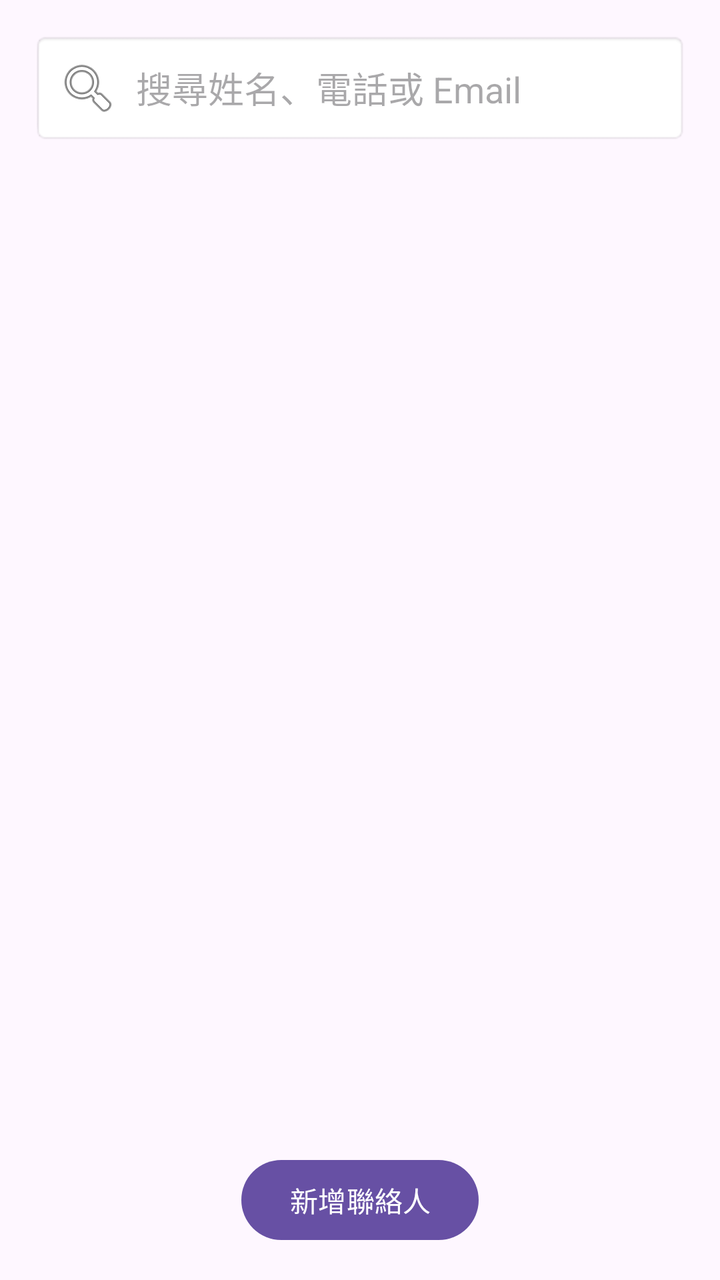
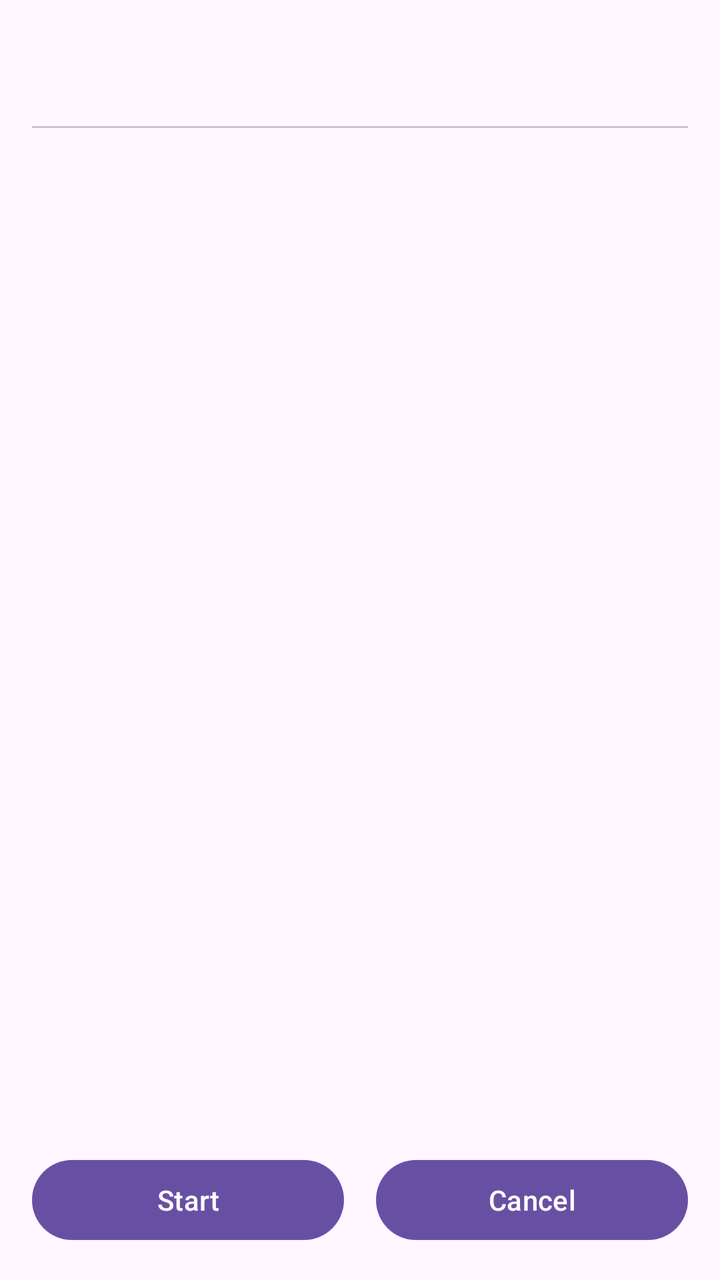

Before-and-after screenshots of an Android layout around one commit, followed by the original layout XML and the change that was made.
<!-- AndroidManifest.xml: application theme Theme.TelephoneBookApp -->
<!-- res/layout/activity_main.xml -->
<?xml version="1.0" encoding="utf-8"?>
<RelativeLayout xmlns:android="http://schemas.android.com/apk/res/android"
    android:layout_width="match_parent"
    android:layout_height="match_parent"
    android:padding="16dp">

    
    <EditText
        android:id="@+id/etSearch"
        android:layout_width="match_parent"
        android:layout_height="wrap_content"
        android:hint="搜尋姓名、電話或 Email"
        android:drawableStart="@android:drawable/ic_menu_search"
        android:drawablePadding="8dp"
        android:padding="12dp"
        android:background="@android:drawable/editbox_background"/>

    
    <androidx.recyclerview.widget.RecyclerView
        android:id="@+id/recyclerView"
        android:layout_width="match_parent"
        android:layout_height="match_parent"
        android:layout_below="@id/etSearch"
        android:layout_above="@id/btnGoToAdd"
        android:layout_marginTop="12dp"
        android:layout_marginBottom="12dp"/>

    
    <Button
        android:id="@+id/btnGoToAdd"
        android:layout_width="wrap_content"
        android:layout_height="wrap_content"
        android:layout_alignParentBottom="true"
        android:layout_centerHorizontal="true"
        android:text="新增聯絡人"/>

</RelativeLayout>
<!-- resources referenced by this layout -->
<resources>
  <style name="Theme.TelephoneBookApp" parent="Base.Theme.TelephoneBookApp" />
  <style name="Base.Theme.TelephoneBookApp" parent="Theme.Material3.DayNight.NoActionBar">
          
          
      </style>
</resources>

<!-- the commit's change to res/layout/activity_main.xml (unified diff, before → after) -->
@@ -1,37 +1,44 @@
 <?xml version="1.0" encoding="utf-8"?>
-<RelativeLayout xmlns:android="http://schemas.android.com/apk/res/android"
+<LinearLayout xmlns:android="http://schemas.android.com/apk/res/android"
     android:layout_width="match_parent"
     android:layout_height="match_parent"
+    android:orientation="vertical"
     android:padding="16dp">
 
-    
-    <EditText
-        android:id="@+id/etSearch"
+    <com.google.android.material.tabs.TabLayout
+        android:id="@+id/tabLayout"
+        android:layout_width="match_parent"
+        android:layout_height="wrap_content" />
+
+    <androidx.viewpager2.widget.ViewPager2
+        android:id="@+id/viewPager"
+        android:layout_width="match_parent"
+        android:layout_height="0dp"
+        android:layout_weight="1"
+        android:layout_marginTop="8dp"
+        android:layout_marginBottom="8dp" />
+
+    <LinearLayout
         android:layout_width="match_parent"
         android:layout_height="wrap_content"
-        android:hint="搜尋姓名、電話或 Email"
-        android:drawableStart="@android:drawable/ic_menu_search"
-        android:drawablePadding="8dp"
-        android:padding="12dp"
-        android:background="@android:drawable/editbox_background"/>
+        android:orientation="horizontal"
+        android:gravity="center">
 
-    
-    <androidx.recyclerview.widget.RecyclerView
-        android:id="@+id/recyclerView"
-        android:layout_width="match_parent"
-        android:layout_height="match_parent"
-        android:layout_below="@id/etSearch"
-        android:layout_above="@id/btnGoToAdd"
-        android:layout_marginTop="12dp"
-        android:layout_marginBottom="12dp"/>
+        <Button
+            android:id="@+id/btnStart"
+            android:layout_width="0dp"
+            android:layout_height="wrap_content"
+            android:layout_weight="1"
+            android:layout_marginEnd="8dp"
+            android:text="Start" />
 
-    
-    <Button
-        android:id="@+id/btnGoToAdd"
-        android:layout_width="wrap_content"
-        android:layout_height="wrap_content"
-        android:layout_alignParentBottom="true"
-        android:layout_centerHorizontal="true"
-        android:text="新增聯絡人"/>
+        <Button
+            android:id="@+id/btnCancel"
+            android:layout_width="0dp"
+            android:layout_height="wrap_content"
+            android:layout_weight="1"
+            android:layout_marginStart="8dp"
+            android:text="Cancel" />
+    </LinearLayout>
 
-</RelativeLayout>
+</LinearLayout>
